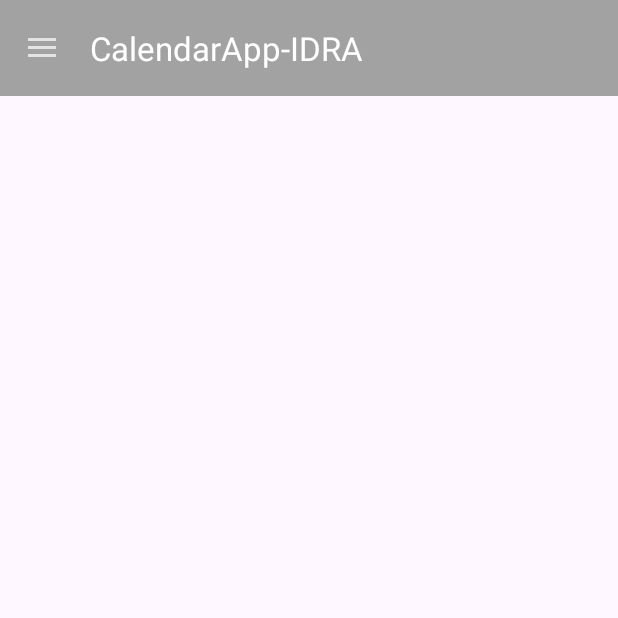
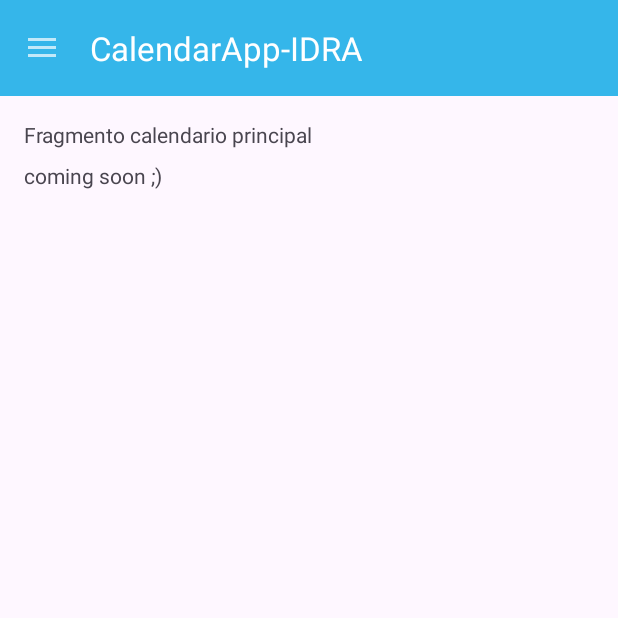
Before and after one commit to matttuuu/app-calendarioEvaluaciones, an Android app: the screen it shows after launch (MainActivity), on a phone screen of 412 x 824 dp, the top half of it. Run offline under Robolectric (Android 15) with nearby library versions, the phone set to English and light mode, and no system bars.

Commit message:
Agregar funcionalidad basica entre fragments principales

```diff
--- a/CalendarAppIDRA/app/src/main/java/Fragments/MainFragment.java
+++ /dev/null
@@ -1,4 +0,0 @@
-package Fragments;
-
-public class MainFragment {
-}
--- /dev/null
+++ b/CalendarAppIDRA/app/src/main/java/Fragments/MonthlyFragment.java
@@ -0,0 +1,21 @@
+package Fragments;
+
+import android.os.Bundle;
+import android.view.LayoutInflater;
+import android.view.View;
+import android.view.ViewGroup;
+
+import androidx.annotation.NonNull;
+import androidx.annotation.Nullable;
+import androidx.fragment.app.Fragment;
+
+import com.example.calendarapp_idra.R;
+
+public class MonthlyFragment extends Fragment {
+    @Nullable
+    @Override
+    public View onCreateView(@NonNull LayoutInflater inflater, @Nullable ViewGroup container, @Nullable Bundle savedInstanceState) {
+        View mainMView = inflater.inflate(R.layout.main_monthly_fragment,container,false);
+        return mainMView;
+    }
+}
--- a/CalendarAppIDRA/app/src/main/java/com/example/calendarapp_idra/MainActivity.java
+++ b/CalendarAppIDRA/app/src/main/java/com/example/calendarapp_idra/MainActivity.java
@@ -1,20 +1,33 @@
 package com.example.calendarapp_idra;
 
+import androidx.annotation.NonNull;
 import androidx.appcompat.app.ActionBarDrawerToggle;
 import androidx.appcompat.app.AppCompatActivity;
 import androidx.appcompat.widget.Toolbar;
+import androidx.core.view.GravityCompat;
 import androidx.drawerlayout.widget.DrawerLayout;
+import androidx.fragment.app.FragmentManager;
+import androidx.fragment.app.FragmentTransaction;
 
 import android.os.Bundle;
+import android.view.Gravity;
+import android.view.MenuItem;
 
 import com.google.android.material.navigation.NavigationView;
 
-public class MainActivity extends AppCompatActivity {
+import Fragments.MonthlyFragment;
+import Fragments.WeeklyFragment;
+
+public class MainActivity extends AppCompatActivity implements NavigationView.OnNavigationItemSelectedListener {
 
     DrawerLayout drawerLayout;
     ActionBarDrawerToggle actionBarDrawerToggle;
     Toolbar tooolbar;
     NavigationView navigationView;
+
+
+    FragmentManager fragmentManager;
+    FragmentTransaction fragmentTransaction;
 
 
     @Override
@@ -25,11 +38,37 @@ public class MainActivity extends AppCompatActivity {
         setSupportActionBar(tooolbar);
         drawerLayout = findViewById(R.id.drawer); //Realizamos lo mismo :)
         navigationView = findViewById(R.id.navigationView);
+        //onclick al navigationView
+        navigationView.setNavigationItemSelectedListener(this);
+
 
         actionBarDrawerToggle = new ActionBarDrawerToggle(this,drawerLayout,tooolbar,R.string.open,R.string.close); ///*BORRAR: Explicado" en minuto 17:35
         drawerLayout.addDrawerListener(actionBarDrawerToggle); //Le añadimos un listener al drawerLayout
         actionBarDrawerToggle.setDrawerIndicatorEnabled(true);
         actionBarDrawerToggle.syncState();
+        //Hacemos cargar el fragmento principal
+        fragmentManager = getSupportFragmentManager();
+        fragmentTransaction = fragmentManager.beginTransaction();
+        fragmentTransaction.add(R.id.container,new MonthlyFragment());
+        fragmentTransaction.commit();
+    }
 
+    @Override
+    public boolean onNavigationItemSelected(@NonNull MenuItem item) {
+        drawerLayout.closeDrawer(GravityCompat.START);
+        if (item.getItemId() == R.id.view_fragment1){
+            fragmentManager = getSupportFragmentManager();
+            fragmentTransaction = fragmentManager.beginTransaction();
+            fragmentTransaction.replace(R.id.container,new MonthlyFragment());
+            fragmentTransaction.commit();
+        }
+        if (item.getItemId() == R.id.view_fragment2){
+            fragmentManager = getSupportFragmentManager();
+            fragmentTransaction = fragmentManager.beginTransaction();
+            fragmentTransaction.replace(R.id.container,new WeeklyFragment());
+            fragmentTransaction.commit();
+        }
+
+        return false;
     }
 }
--- /dev/null
+++ b/CalendarAppIDRA/app/src/main/res/drawable/calendar1.xml
@@ -0,0 +1,5 @@
+<vector android:height="24dp" android:tint="#000000"
+    android:viewportHeight="24" android:viewportWidth="24"
+    android:width="24dp" xmlns:android="http://schemas.android.com/apk/res/android">
+    <path android:fillColor="@android:color/white" android:pathData="M19,4h-1V2h-2v2H8V2H6v2H5C3.89,4 3.01,4.9 3.01,6L3,20c0,1.1 0.89,2 2,2h14c1.1,0 2,-0.9 2,-2V6C21,4.9 20.1,4 19,4zM19,20H5V10h14V20zM9,14H7v-2h2V14zM13,14h-2v-2h2V14zM17,14h-2v-2h2V14zM9,18H7v-2h2V18zM13,18h-2v-2h2V18zM17,18h-2v-2h2V18z"/>
+</vector>
--- /dev/null
+++ b/CalendarAppIDRA/app/src/main/res/drawable/calendar2.xml
@@ -0,0 +1,5 @@
+<vector android:height="24dp" android:tint="#000000"
+    android:viewportHeight="24" android:viewportWidth="24"
+    android:width="24dp" xmlns:android="http://schemas.android.com/apk/res/android">
+    <path android:fillColor="@android:color/white" android:pathData="M20,3h-1L19,1h-2v2L7,3L7,1L5,1v2L4,3c-1.1,0 -2,0.9 -2,2v16c0,1.1 0.9,2 2,2h16c1.1,0 2,-0.9 2,-2L22,5c0,-1.1 -0.9,-2 -2,-2zM20,21L4,21L4,8h16v13z"/>
+</vector>
--- /dev/null
+++ b/CalendarAppIDRA/app/src/main/res/drawable/event1.xml
@@ -0,0 +1,5 @@
+<vector android:height="24dp" android:tint="#000000"
+    android:viewportHeight="24" android:viewportWidth="24"
+    android:width="24dp" xmlns:android="http://schemas.android.com/apk/res/android">
+    <path android:fillColor="@android:color/white" android:pathData="M17,12h-5v5h5v-5zM16,1v2L8,3L8,1L6,1v2L5,3c-1.11,0 -1.99,0.9 -1.99,2L3,19c0,1.1 0.89,2 2,2h14c1.1,0 2,-0.9 2,-2L21,5c0,-1.1 -0.9,-2 -2,-2h-1L18,1h-2zM19,19L5,19L5,8h14v11z"/>
+</vector>
--- a/CalendarAppIDRA/app/src/main/res/layout/drawer_main_toolbar.xml
+++ b/CalendarAppIDRA/app/src/main/res/layout/drawer_main_toolbar.xml
@@ -11,7 +11,7 @@
         android:layout_width="0dp"
 
         android:layout_height="?attr/actionBarSize"
-        android:background="#A2A2A2"
+        android:background="#35B6EA"
         android:theme="@style/ThemeOverlay.AppCompat.Dark"
 
         app:layout_constraintEnd_toEndOf="parent"
--- a/CalendarAppIDRA/app/src/main/res/layout/main_fragment_container.xml
+++ b/CalendarAppIDRA/app/src/main/res/layout/main_fragment_container.xml
@@ -5,7 +5,7 @@
 
     <!--xml contenedor de fragmentos (diferentes opciones) dentro de un menu-->
     <FrameLayout
-        android:id="@id/container"
+        android:id="@+id/container"
         android:layout_width="match_parent"
         android:layout_height="match_parent">
 
--- /dev/null
+++ b/CalendarAppIDRA/app/src/main/res/layout/main_monthly_fragment.xml
@@ -0,0 +1,26 @@
+<?xml version="1.0" encoding="utf-8"?>
+<androidx.constraintlayout.widget.ConstraintLayout xmlns:android="http://schemas.android.com/apk/res/android"
+    xmlns:app="http://schemas.android.com/apk/res-auto"
+    xmlns:tools="http://schemas.android.com/tools"
+    android:layout_width="match_parent"
+    android:layout_height="match_parent">
+
+    <TextView
+        android:id="@+id/textView2"
+        android:layout_width="wrap_content"
+        android:layout_height="wrap_content"
+        android:layout_marginStart="16dp"
+        android:layout_marginTop="80dp"
+        android:text="Fragmento calendario principal"
+        app:layout_constraintStart_toStartOf="parent"
+        app:layout_constraintTop_toTopOf="parent" />
+
+    <TextView
+        android:id="@+id/textView3"
+        android:layout_width="wrap_content"
+        android:layout_height="wrap_content"
+        android:layout_marginTop="8dp"
+        android:text="coming soon ;)"
+        app:layout_constraintStart_toStartOf="@+id/textView2"
+        app:layout_constraintTop_toBottomOf="@+id/textView2" />
+</androidx.constraintlayout.widget.ConstraintLayout>
--- a/CalendarAppIDRA/app/src/main/res/menu/drawer_menu.xml
+++ b/CalendarAppIDRA/app/src/main/res/menu/drawer_menu.xml
@@ -2,38 +2,33 @@
 <menu xmlns:android="http://schemas.android.com/apk/res/android">
 
 <item
-    android:title="mainSideMenu">
+    android:title="Vista">
     <menu>
         <item
-            android:id="@+id/home"
-            android:icon="@drawable/baseline_home_24"
-            android:title="Home!"
+            android:id="@+id/view_fragment1"
+            android:icon="@drawable/calendar1"
+            android:title="Vista de calendario n°1"
 
         ></item>
         <item
-            android:id="@+id/people"
-            android:icon="@drawable/baseline_groups_24"
-            android:title="Home!"
+            android:id="@+id/view_fragment2"
+            android:icon="@drawable/calendar2"
+            android:title="Vista de calendario n°2"
 
             ></item>
     </menu>
 </item>
 
     <item
-        android:title="secondarySideMenu">
+        android:title="Eventos">
         <menu>
             <item
-                android:id="@+id/home2"
-                android:icon="@drawable/baseline_home_24"
-                android:title="Home!"
+                android:id="@+id/event_fragment1"
+                android:icon="@drawable/event1"
+                android:title="Ver eventos guardados"
 
                 ></item>
-            <item
-                android:id="@+id/people2"
-                android:icon="@drawable/baseline_groups_24"
-                android:title="Home!"
 
-                ></item>
         </menu>
     </item>
 
```
Also changed, not shown: CalendarAppIDRA/app/src/main/java/Fragments/WeeklyFragment.java (added, +21 -0 lines), CalendarAppIDRA/app/src/main/res/layout/drawer_header.xml (+10 -9 lines), CalendarAppIDRA/app/src/main/res/layout/main_weekly_fragment.xml (added, +25 -0 lines).
